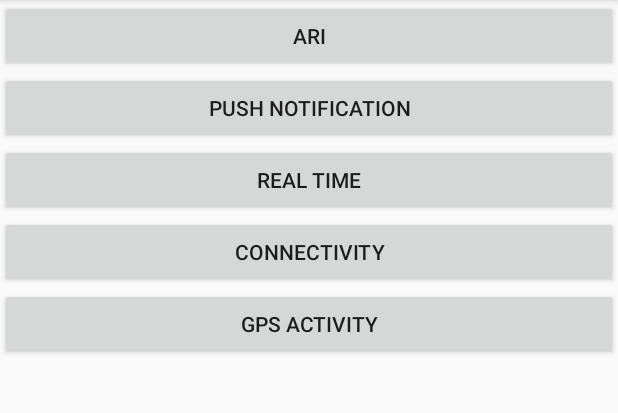
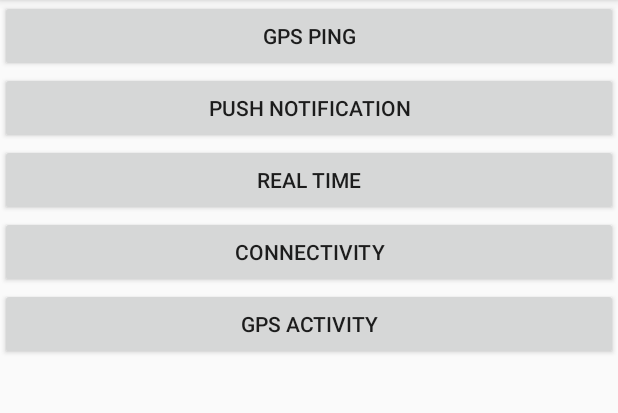
Before and after one commit to appslattur/dummy, an Android app: the screen it shows after launch (MainActivity), on a phone screen of 412 x 824 dp, the part 84-497 px from its top. Run offline under Robolectric (Android 15) with nearby library versions, the light colour scheme and no system bars.

Commit message:
Latest Stable Master Build

```diff
--- a/Appslattur/app/src/main/res/layout/activity_main.xml
+++ b/Appslattur/app/src/main/res/layout/activity_main.xml
@@ -8,7 +8,7 @@
     <Button
         android:layout_width="match_parent"
         android:layout_height="wrap_content"
-        android:text="Ari"
+        android:text="GPS Ping"
         android:id="@+id/GPSBtn"
         android:layout_gravity="center_horizontal" />
 
```
